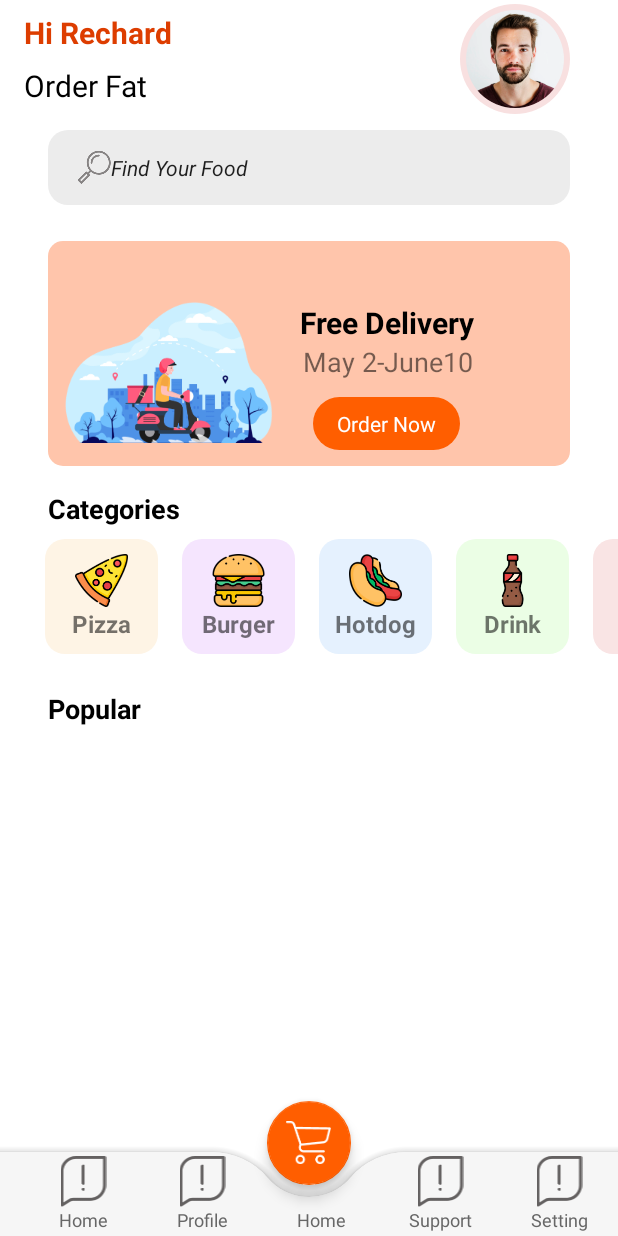
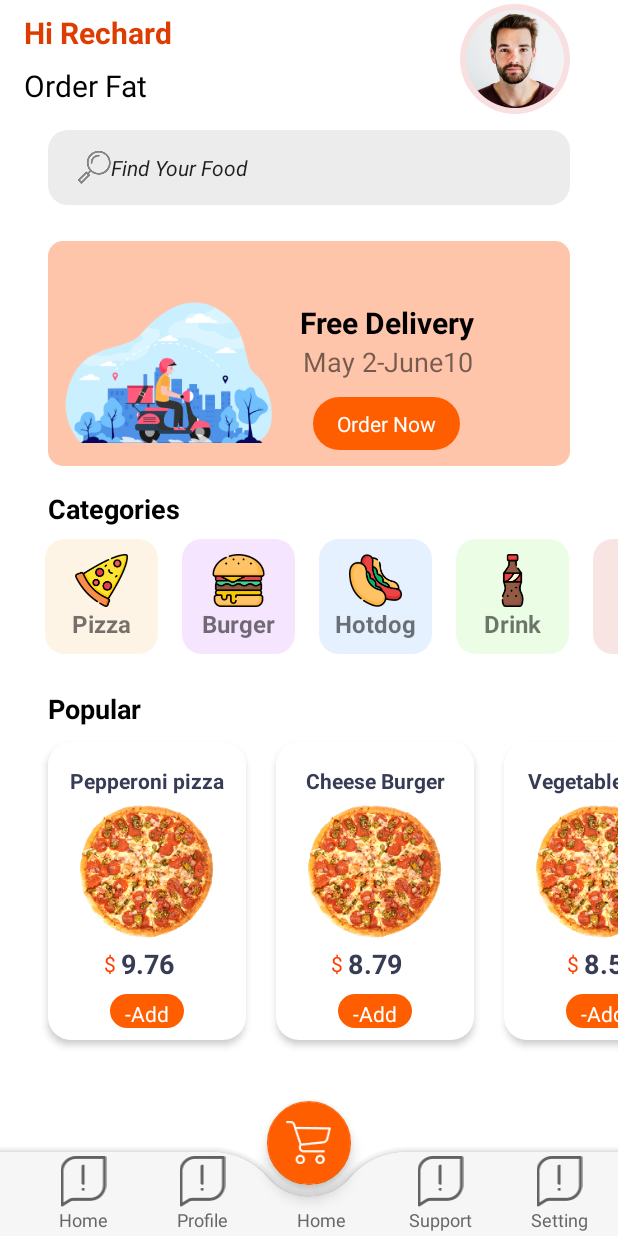
Before and after one commit to solomon202/Pizza-Apps, an Android app: the MainActivity screen opened directly, with no data from a screen before it, on a phone screen of 412 x 824 dp. Run offline under Robolectric (Android 15) with nearby library versions, the phone set to English and light mode, and no system bars.

```diff
--- a/app/src/main/java/com/example/foodapp/Activity/Adaptor/PopularAdaptor.java
+++ b/app/src/main/java/com/example/foodapp/Activity/Adaptor/PopularAdaptor.java
@@ -7,83 +7,51 @@ import android.widget.ImageView;
 import android.widget.TextView;
 
 import androidx.annotation.NonNull;
-import androidx.constraintlayout.widget.ConstraintLayout;
-import androidx.core.content.ContextCompat;
 import androidx.recyclerview.widget.RecyclerView;
 
 import com.bumptech.glide.Glide;
-import com.example.foodapp.Activity.Domain.CategoryDomain;
 import com.example.foodapp.Activity.Domain.FoodDomain;
 import com.example.foodapp.R;
 
 import java.util.ArrayList;
 
 public class PopularAdaptor extends RecyclerView.Adapter<PopularAdaptor.ViewHolder> {
-    ArrayList<FoodDomain>categoryFood;
-    public PopularAdaptor(ArrayList<FoodDomain>categoryDomains){
-        this.categoryFood = categoryDomains;
+    ArrayList<FoodDomain>popularFood;
+    public PopularAdaptor(ArrayList<FoodDomain>popularFood){
+        this.popularFood = popularFood;
     }
 
     @Override
     public ViewHolder onCreateViewHolder(@NonNull ViewGroup parent, int viewType){
-        View infLate = LayoutInflater.from(parent.getContext()).inflate(R.layout.viewholder_catecory,parent,false);
+        View infLate = LayoutInflater.from(parent.getContext()).inflate(R.layout.viewholder_popular,parent,false);
         return new ViewHolder(infLate);
     }
     @Override
     public void onBindViewHolder(@NonNull PopularAdaptor.ViewHolder holder,int position) {
-        holder.categoryName.setText(categoryFood.get(position).getTitle());
-        String picUrl = "";
-        switch (position) {
-            case 0: {
-                picUrl = "cat_1";
-                holder.mainLayout.setBackground(ContextCompat.getDrawable(holder.itemView.getContext(), R.drawable.cat_background1));
-                break;
-            }
-            case 1: {
-                picUrl = "cat_2";
-                holder.mainLayout.setBackground(ContextCompat.getDrawable(holder.itemView.getContext(), R.drawable.cat_background2));
-                break;
-            }
+        holder.title.setText(popularFood.get(position).getTitle());
+        holder.fee.setText(String.valueOf(popularFood.get(position).getFee()));
 
-            case 2: {
-                picUrl = "cat_3";
-                holder.mainLayout.setBackground(ContextCompat.getDrawable(holder.itemView.getContext(), R.drawable.cat_background3));
-                break;
-            }
-
-            case 3: {
-                picUrl = "cat_4";
-                holder.mainLayout.setBackground(ContextCompat.getDrawable(holder.itemView.getContext(), R.drawable.cat_background4));
-                break;
-            }
-
-            case 4: {
-                picUrl = "cat_5";
-                holder.mainLayout.setBackground(ContextCompat.getDrawable(holder.itemView.getContext(), R.drawable.cat_background5));
-                break;
-            }
-
-        }
-        int drawableResourceLd = holder.itemView.getContext().getResources().getIdentifier(picUrl,"drawable",holder.itemView.getContext().getPackageName());
+        int drawableResourceId = holder.itemView.getContext().getResources().getIdentifier(popularFood.get(position).getPic(),"drawable",holder.itemView.getContext().getPackageName());
         Glide.with(holder.itemView.getContext())
-                .load(drawableResourceLd)
-                .into(holder.categoryPic);
+                .load(drawableResourceId)
+                .into(holder.pic);
     }
     @Override
     public int getItemCount(){
-        return categoryFood.size();
+        return popularFood.size();
     }
     public class ViewHolder extends RecyclerView.ViewHolder{
 
-        TextView categoryName;
-        ImageView categoryPic;
-        ConstraintLayout mainLayout;
+        TextView title,fee;
+        ImageView pic;
+        TextView addBtn;
 
         public ViewHolder(@NonNull View itemView){
             super(itemView);
-            categoryName = itemView.findViewById(R.id.categoryName);
-            categoryPic=itemView.findViewById(R.id.categoryPic);
-            mainLayout=itemView.findViewById(R.id.mainLayout);
+            title=itemView.findViewById(R.id.title);
+            fee=itemView.findViewById(R.id.fee);
+            pic=itemView.findViewById(R.id.pic);
+            addBtn=itemView.findViewById(R.id.addBtn);
         }
     }
 }
--- a/app/src/main/java/com/example/foodapp/Activity/MainActivity.java
+++ b/app/src/main/java/com/example/foodapp/Activity/MainActivity.java
@@ -22,7 +22,11 @@ public class MainActivity extends AppCompatActivity {
     protected void onCreate(Bundle savedInstanceState) {
         super.onCreate(savedInstanceState);
         setContentView(R.layout.activity_main);
+
         recyclerViewCategoryList();
+        recyclerViewPopular();
+
+
 
     }
 
@@ -45,11 +49,12 @@ public class MainActivity extends AppCompatActivity {
     private void recyclerViewPopular(){
         LinearLayoutManager linearLayoutManager = new LinearLayoutManager(this,LinearLayoutManager.HORIZONTAL,false);
         recyclerViewPopularList = findViewById(R.id.recyclerView2);
+        recyclerViewPopularList.setLayoutManager(linearLayoutManager);
 
         ArrayList<FoodDomain>foodList= new ArrayList<>();
-        foodList.add(new FoodDomain("Pepperoni pizza","pizza1","slices pepperoni,mozzerella cheese,fresh oregano,ground black pepper,pizza sauce",9.76));
-        foodList.add(new FoodDomain("Cheese Burger","burger","beef,Gouda Cheese,Special Sauce,Lettuce,tomato",8.79));
-        foodList.add(new FoodDomain("Vegetable pizza","pizza2","olive oil,Vegetable oil,pitted kalamata,cherry tomatoes,fresh aregano,basil",8.50));
+        foodList.add(new FoodDomain("Pepperoni pizza","pizza","slices pepperoni,mozzerella cheese,fresh oregano,ground black pepper,pizza sauce",9.76));
+        foodList.add(new FoodDomain("Cheese Burger","pizza","beef,Gouda Cheese,Special Sauce,Lettuce,tomato",8.79));
+        foodList.add(new FoodDomain("Vegetable pizza","pizza","olive oil,Vegetable oil,pitted kalamata,cherry tomatoes,fresh aregano,basil",8.50));
 
         adapter2=new PopularAdaptor(foodList);
         recyclerViewPopularList.setAdapter(adapter2);
--- /dev/null
+++ b/app/src/main/res/drawable/cart_background.xml
@@ -0,0 +1,11 @@
+<?xml version="1.0" encoding="utf-8"?>
+<selector xmlns:android="http://schemas.android.com/apk/res/android">
+
+    <item>
+        <shape android:shape="rectangle">
+            <corners android:radius="15dp"/>
+            <solid android:color="#ffffff"/>
+        </shape>
+    </item>
+
+</selector>
--- a/app/src/main/res/layout/activity_main.xml
+++ b/app/src/main/res/layout/activity_main.xml
@@ -10,7 +10,6 @@
         android:id="@+id/scrollview"
         android:layout_width="match_parent"
         android:layout_height="0dp"
-        android:layout_marginBottom="50dp"
         app:layout_constraintBottom_toBottomOf="parent"
         app:layout_constraintEnd_toEndOf="parent"
         app:layout_constraintHorizontal_bias="0.52"
@@ -21,7 +20,8 @@
         <LinearLayout
             android:layout_width="match_parent"
             android:layout_height="wrap_content"
-            android:orientation="vertical">
+            android:orientation="vertical"
+            android:paddingBottom="90dp">
 
             <androidx.constraintlayout.widget.ConstraintLayout
                 android:layout_width="match_parent"
@@ -198,9 +198,12 @@
                     android:id="@+id/recyclerView2"
                     android:layout_width="match_parent"
                     android:layout_height="match_parent"
+                    android:clipToPadding="false"
+                    android:paddingStart="22dp"
                     app:layout_constraintEnd_toEndOf="parent"
                     app:layout_constraintStart_toStartOf="parent"
-                    app:layout_constraintTop_toBottomOf="@+id/textView12" />
+                    app:layout_constraintTop_toBottomOf="@+id/textView12"
+                    tools:paddingEnd="22dp" />
 
             </androidx.constraintlayout.widget.ConstraintLayout>
 
--- /dev/null
+++ b/app/src/main/res/layout/viewholder_popular.xml
@@ -0,0 +1,78 @@
+<?xml version="1.0" encoding="utf-8"?>
+<androidx.constraintlayout.widget.ConstraintLayout xmlns:android="http://schemas.android.com/apk/res/android"
+    xmlns:app="http://schemas.android.com/apk/res-auto"
+    xmlns:tools="http://schemas.android.com/tools"
+    android:layout_width="wrap_content"
+    android:layout_height="wrap_content"
+    android:layout_margin="10dp"
+    android:background="@drawable/cart_background"
+    android:elevation="3dp">
+
+    <TextView
+        android:id="@+id/title"
+        android:layout_width="wrap_content"
+        android:layout_height="wrap_content"
+        android:layout_marginStart="4dp"
+        android:layout_marginTop="16dp"
+        android:layout_marginEnd="4dp"
+        android:text="title"
+        android:textColor="#373b54"
+        android:textSize="14sp"
+        android:textStyle="bold"
+        app:layout_constraintEnd_toEndOf="parent"
+        app:layout_constraintStart_toStartOf="parent"
+        app:layout_constraintTop_toTopOf="parent" />
+
+    <ImageView
+        android:id="@+id/pic"
+        android:layout_width="100dp"
+        android:layout_height="100dp"
+        android:layout_marginStart="16dp"
+        android:layout_marginEnd="16dp"
+        app:layout_constraintEnd_toEndOf="parent"
+        app:layout_constraintStart_toStartOf="parent"
+        app:layout_constraintTop_toBottomOf="@+id/title"
+        app:srcCompat="@drawable/pop_1" />
+
+    <TextView
+        android:id="@+id/fee"
+        android:layout_width="wrap_content"
+        android:layout_height="wrap_content"
+        android:text="0,0"
+        android:textColor="#373b54"
+        android:textSize="18sp"
+        android:textStyle="bold"
+        app:layout_constraintEnd_toEndOf="@+id/pic"
+        app:layout_constraintStart_toStartOf="@+id/pic"
+        app:layout_constraintTop_toBottomOf="@+id/pic" />
+
+    <TextView
+        android:id="@+id/textView14"
+        android:layout_width="wrap_content"
+        android:layout_height="wrap_content"
+        android:layout_marginEnd="3dp"
+        android:text="$"
+        android:textColor="#FF3D00"
+        app:layout_constraintBottom_toBottomOf="@+id/fee"
+        app:layout_constraintEnd_toStartOf="@+id/fee"
+        app:layout_constraintTop_toBottomOf="@+id/pic" />
+
+    <TextView
+        android:id="@+id/addBtn"
+        android:layout_width="wrap_content"
+        android:layout_height="wrap_content"
+        android:layout_margin="8dp"
+        android:background="@drawable/orange_battom"
+        android:paddingStart="10dp"
+        android:paddingTop="3dp"
+        android:paddingEnd="10dp"
+        android:text="-Add"
+        android:textColor="#ffffff"
+        app:layout_constraintBottom_toBottomOf="parent"
+        app:layout_constraintEnd_toEndOf="@+id/pic"
+        app:layout_constraintStart_toStartOf="@+id/pic"
+        app:layout_constraintTop_toBottomOf="@+id/fee"
+        tools:paddingBottom="3dp"
+        tools:textStyle="bold" />
+
+</androidx.constraintlayout.widget.ConstraintLayout>
```
